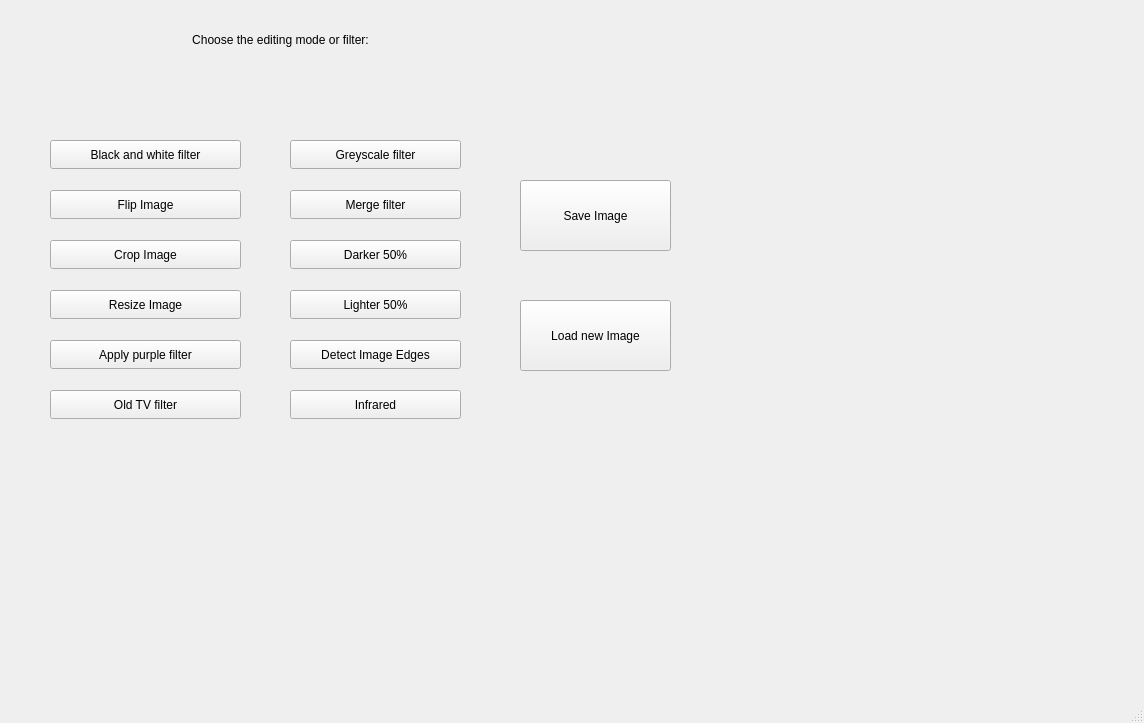
Before: the Qt Designer form mainwindow.ui in Ezay06/Qt_Filter, drawn with Qt 5.
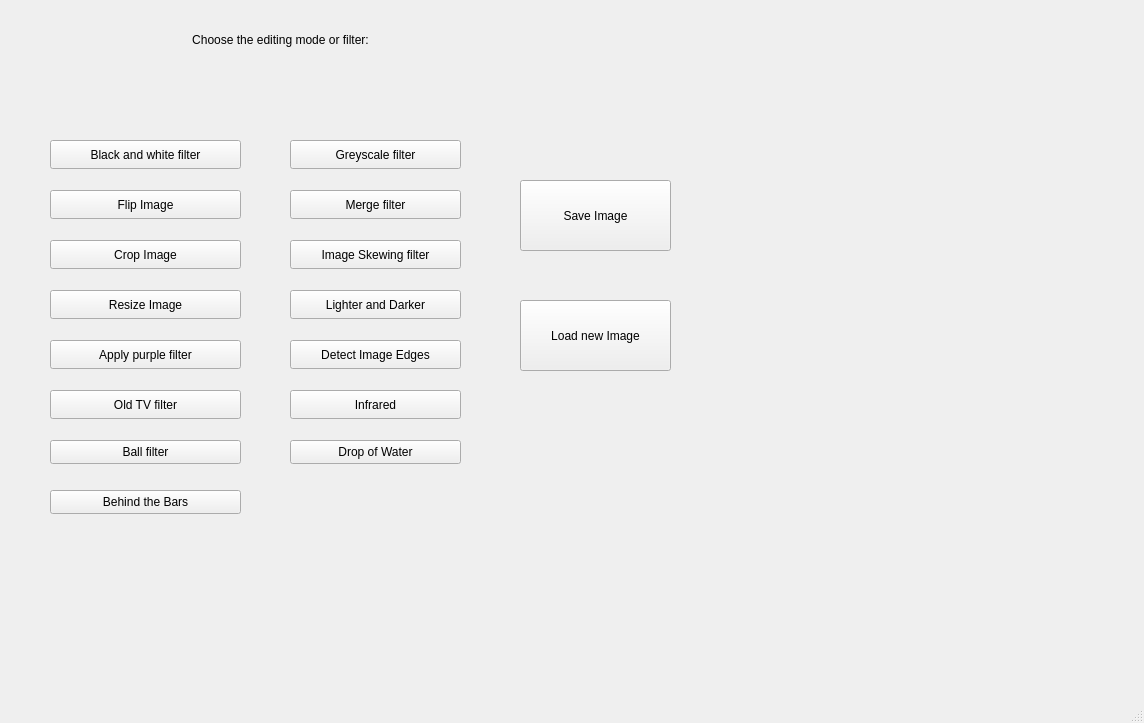
After: the same form once the commit is applied. The open tabs and pages were chosen to show the change.

Commit message: I did often my filter without behind_bar and will continue

What changed in the file:
```diff
--- a/mainwindow.ui
+++ b/mainwindow.ui
@@ -201,20 +201,7 @@
        <string>Merge filter</string>
       </property>
      </widget>
-     <widget class="QPushButton" name="dark_button">
-      <property name="geometry">
-       <rect>
-        <x>290</x>
-        <y>240</y>
-        <width>171</width>
-        <height>29</height>
-       </rect>
-      </property>
-      <property name="text">
-       <string>Darker 50%</string>
-      </property>
-     </widget>
-     <widget class="QPushButton" name="light_button">
+     <widget class="QPushButton" name="light_dark_button">
       <property name="geometry">
        <rect>
         <x>290</x>
@@ -224,7 +211,7 @@
        </rect>
       </property>
       <property name="text">
-       <string>Lighter 50%</string>
+       <string>Lighter and Darker</string>
       </property>
      </widget>
      <widget class="QPushButton" name="detectEdge_button">
@@ -279,6 +266,58 @@
        <string>Load new Image</string>
       </property>
      </widget>
+     <widget class="QPushButton" name="ball_button">
+      <property name="geometry">
+       <rect>
+        <x>50</x>
+        <y>440</y>
+        <width>191</width>
+        <height>24</height>
+       </rect>
+      </property>
+      <property name="text">
+       <string>Ball filter</string>
+      </property>
+     </widget>
+     <widget class="QPushButton" name="skewing_button">
+      <property name="geometry">
+       <rect>
+        <x>290</x>
+        <y>240</y>
+        <width>171</width>
+        <height>29</height>
+       </rect>
+      </property>
+      <property name="text">
+       <string>Image Skewing filter</string>
+      </property>
+     </widget>
+     <widget class="QPushButton" name="dropwater_button">
+      <property name="geometry">
+       <rect>
+        <x>290</x>
+        <y>440</y>
+        <width>171</width>
+        <height>24</height>
+       </rect>
+      </property>
+      <property name="text">
+       <string>Drop of Water</string>
+      </property>
+     </widget>
+     <widget class="QPushButton" name="pushButton">
+      <property name="geometry">
+       <rect>
+        <x>50</x>
+        <y>490</y>
+        <width>191</width>
+        <height>24</height>
+       </rect>
+      </property>
+      <property name="text">
+       <string>Behind the Bars</string>
+      </property>
+     </widget>
     </widget>
     <widget class="QWidget" name="black_and_white">
      <widget class="QLabel" name="black_and_white_menu">
```
Left out of the diff: 59 changed lines with no effect on the pictures. The commit also changes 7 other files.
